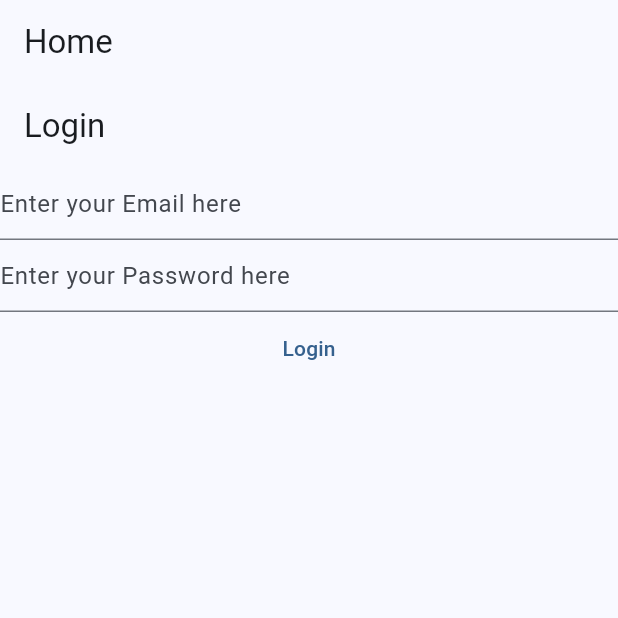
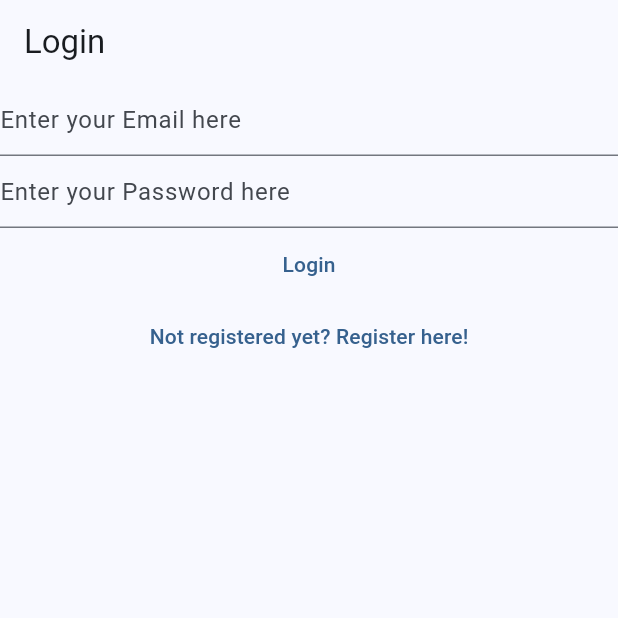
Before and after one commit to alfimonth/mynotes, a Flutter app: the screen it shows after launch, on a phone screen of 412 x 824 dp, the top half of it. Run offline on Flutter 3.47's test engine with Material 3 defaults, Android fonts, the phone set to English and light mode, and no system bars; our stand-ins replace firebase_auth, firebase_core; accounts and stored records are empty.

Commit message:
feat: routing auth view

```diff
--- a/lib/main.dart
+++ b/lib/main.dart
@@ -1,4 +1,3 @@
-import 'package:firebase_auth/firebase_auth.dart';
 import 'package:flutter/material.dart';
 import 'package:mynotes/views/login_view.dart';
 import 'package:mynotes/firebase_options.dart';
@@ -21,6 +20,10 @@ class MyApp extends StatelessWidget {
         primarySwatch: Colors.blue,
       ),
       home: const HomePage(),
+      routes: {
+        '/login/': (context) => const LoginView(),
+        '/register/': (context) => const RegisterView(),
+      },
     );
   }
 }
@@ -30,9 +33,7 @@ class HomePage extends StatelessWidget {
 
   @override
   Widget build(BuildContext context) {
-    return Scaffold(
-      appBar: AppBar(title: const Text('Home')),
-      body: FutureBuilder(
+    return FutureBuilder(
       future: Firebase.initializeApp(
         options: DefaultFirebaseOptions.currentPlatform,
       ),
@@ -52,32 +53,6 @@ class HomePage extends StatelessWidget {
             return const CircularProgressIndicator();
         }
       },
-      ),
     );
   }
 }
-
-class VerifyEmailView extends StatefulWidget {
-  const VerifyEmailView({super.key});
-
-  @override
-  State<VerifyEmailView> createState() => _VerifyEmailViewState();
-}
-
-class _VerifyEmailViewState extends State<VerifyEmailView> {
-  @override
-  Widget build(BuildContext context) {
-    return Column(
-      children: [
-        const Text('Please verify your email address.'),
-        TextButton(
-          onPressed: () async {
-            final user = FirebaseAuth.instance.currentUser;
-            await user?.sendEmailVerification();
-          },
-          child: const Text('Send Verification Email'),
-        ),
-      ],
-    );
-  }
-}
--- a/lib/views/login_view.dart
+++ b/lib/views/login_view.dart
@@ -1,7 +1,6 @@
 import 'package:firebase_auth/firebase_auth.dart';
-import 'package:firebase_core/firebase_core.dart';
 import 'package:flutter/material.dart';
-import 'package:mynotes/firebase_options.dart';
+import 'package:mynotes/views/register_view.dart';
 
 class LoginView extends StatefulWidget {
   const LoginView({super.key});
@@ -32,32 +31,21 @@ class _LoginViewState extends State<LoginView> {
   Widget build(BuildContext context) {
     return Scaffold(
       appBar: AppBar(title: const Text('Login')),
-      body: FutureBuilder(
-        future: Firebase.initializeApp(
-          options: DefaultFirebaseOptions.currentPlatform,
-        ),
-        builder: (context, snapshot) {
-          switch (snapshot.connectionState) {
-            case ConnectionState.done:
-              return Column(
+      body: Column(
         children: [
           TextField(
             controller: _email,
             enableSuggestions: false,
             autocorrect: false,
             keyboardType: TextInputType.emailAddress,
-                    decoration: InputDecoration(
-                      hintText: 'Enter your Email here',
-                    ),
+            decoration: InputDecoration(hintText: 'Enter your Email here'),
           ),
           TextField(
             controller: _password,
             obscureText: true,
             enableSuggestions: false,
             autocorrect: false,
-                    decoration: InputDecoration(
-                      hintText: 'Enter your Password here',
-                    ),
+            decoration: InputDecoration(hintText: 'Enter your Password here'),
           ),
           TextButton(
             onPressed: () async {
@@ -76,12 +64,15 @@ class _LoginViewState extends State<LoginView> {
             },
             child: const Text('Login'),
           ),
+          TextButton(
+            onPressed: () {
+              Navigator.of(
+                context,
+              ).pushNamedAndRemoveUntil('/register/', (route) => false);
+            },
+            child: const Text('Not registered yet? Register here!'),
+          ),
         ],
-              );
-            default:
-              return const CircularProgressIndicator();
-          }
-        },
       ),
     );
   }
```
Also changed, not shown: lib/views/register_view.dart (+11 -19 lines), lib/views/verify_email_view.dart (added, +30 -0 lines). Lines whose indentation alone changed are shown as unchanged.
